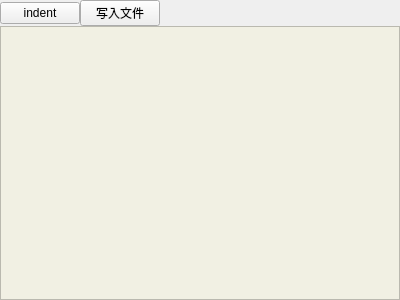
Before: the Qt Designer form src/import.ui in Ji-Yuhang/nce, drawn with Qt 5.
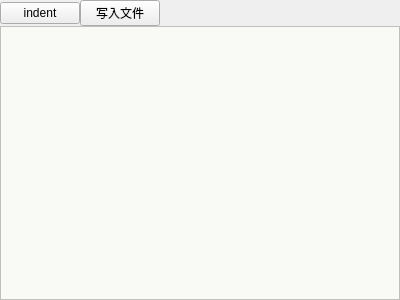
After: the same form once the commit is applied.

Patch:
```diff
--- a/src/import.ui
+++ b/src/import.ui
@@ -59,8 +59,7 @@
    <item row="1" column="0" colspan="3">
     <widget class="QTextEdit" name="textEdit">
      <property name="styleSheet">
-      <string notr="true">font: 11.5pt &quot;Monaco&quot;;
-background-color: rgb(241, 240, 227);
+      <string notr="true">background-color: rgb(249, 249, 245);
 selection-background-color: rgb(32, 158, 133);
 selection-color: rgb(255, 255, 255);
 </string>
```
